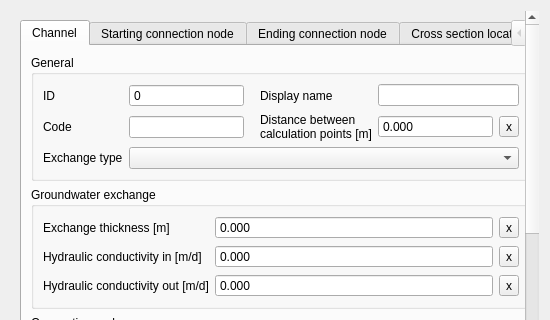
Above: threedi_schematisation_editor/forms/ui/channel.ui from nens/threedi-schematisation-editor before the change; both pictures show x 0 to 550 and y 0 to 320 of the 550 by 550 pixel window. Below: the same form after it.
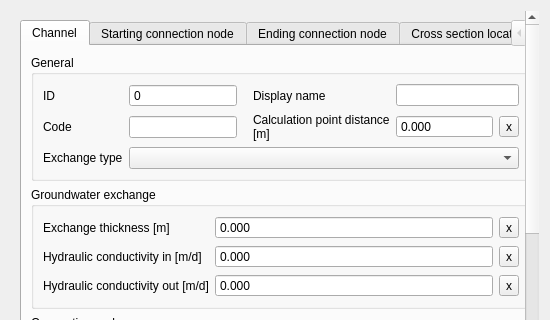
That is the form after the change.

Diff of the .ui file:
```diff
--- a/threedi_schematisation_editor/forms/ui/channel.ui
+++ b/threedi_schematisation_editor/forms/ui/channel.ui
@@ -206,7 +206,7 @@
               <item row="3" column="3">
                <widget class="QLabel" name="label_51">
                 <property name="text">
-                 <string>Distance between calculation points [m]</string>
+                 <string>Calculation point distance [m]</string>
                 </property>
                 <property name="wordWrap">
                  <bool>true</bool>
```
